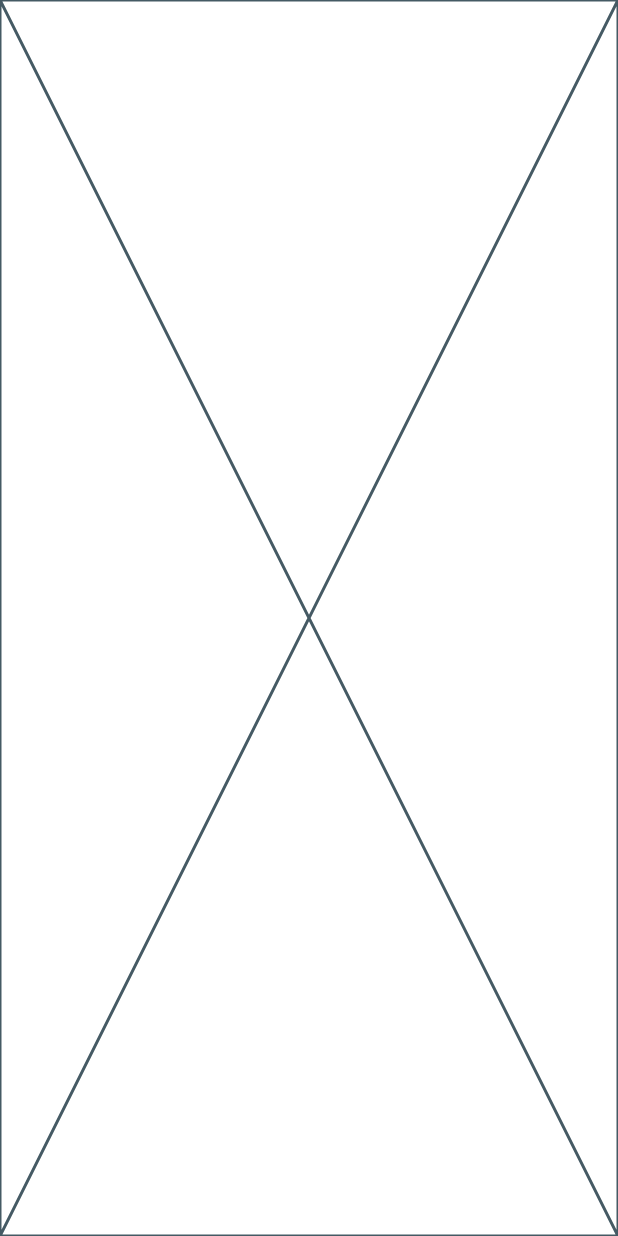
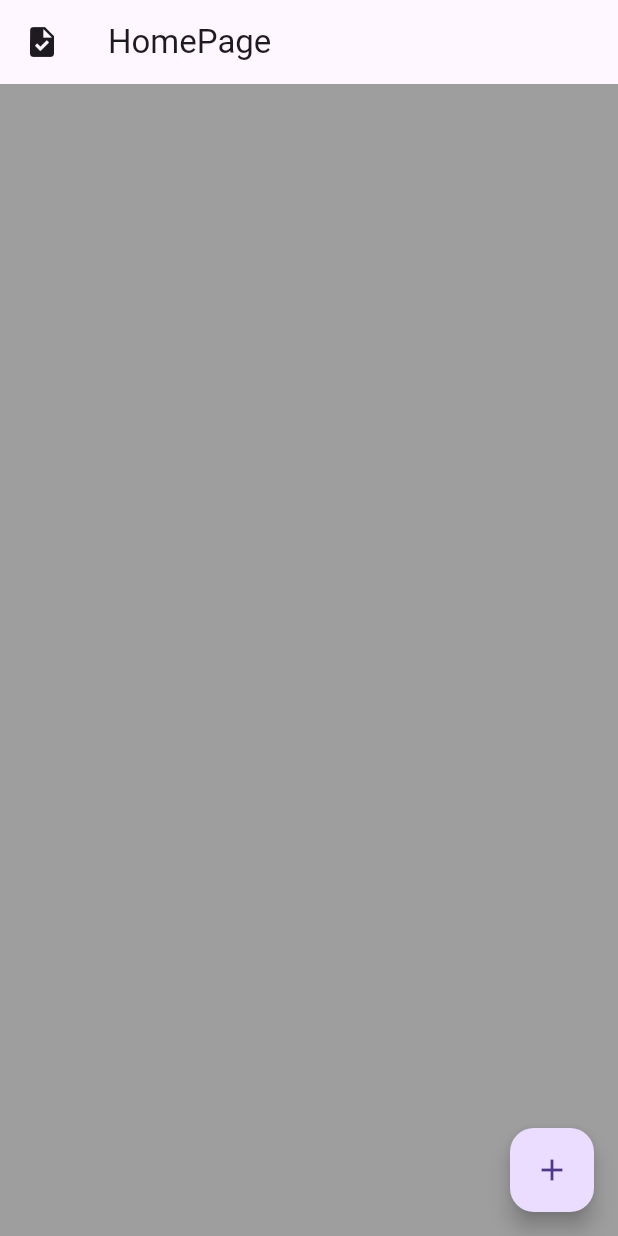
Before and after one commit to theshuklavaibhav/LocalDBRev, a Flutter app: the screen it shows after launch, on a phone screen of 412 x 824 dp. Run offline on Flutter 3.47's test engine with Material 3 defaults, Android fonts, the phone set to English and light mode, and no system bars.

Commit message:
Task Model and Basic UI is Builded

```diff
--- a/lib/main.dart
+++ b/lib/main.dart
@@ -1,6 +1,7 @@
 import 'package:flutter/material.dart';
 import 'package:provider/provider.dart';
-
+import './screens/homepage.dart';
+import './provider/task_provider.dart';
 void main(){
   runApp(
     ChangeNotifierProvider(
@@ -15,6 +16,9 @@ class MyApp extends StatelessWidget {
 
   @override
   Widget build(BuildContext context) {
-    return const Placeholder();
+    return MaterialApp(
+       debugShowCheckedModeBanner: false,
+       home: Homepage()
+    ) ;
   }
 }
--- a/lib/provider/task_provider.dart
+++ b/lib/provider/task_provider.dart
@@ -0,0 +1,6 @@
+import 'package:flutter/material.dart';
+import 'package:provider/provider.dart';
+
+class TaskProvider extends ChangeNotifier {
+
+}
--- a/lib/screens/homepage.dart
+++ b/lib/screens/homepage.dart
@@ -0,0 +1,22 @@
+import 'package:flutter/material.dart';
+import 'package:provider/provider.dart';
+import 'addScreen.dart';
+
+class Homepage extends StatelessWidget {
+  const Homepage({super.key});
+
+  @override
+  Widget build(BuildContext context) {
+    return Scaffold(
+      backgroundColor: Colors.grey,
+      appBar: AppBar(leading: Icon(Icons.task), title: Text("HomePage")),
+
+      floatingActionButton: FloatingActionButton(
+        onPressed: () {
+          Navigator.push(context, MaterialPageRoute(builder: (ctx) => AddScreen()));
+        },
+        child: Icon(Icons.add),
+      ),
+    );
+  }
+}
```
Also changed, not shown: lib/model/task.dart (added, +22 -0 lines), lib/screens/addScreen.dart (+47 -0 lines).
